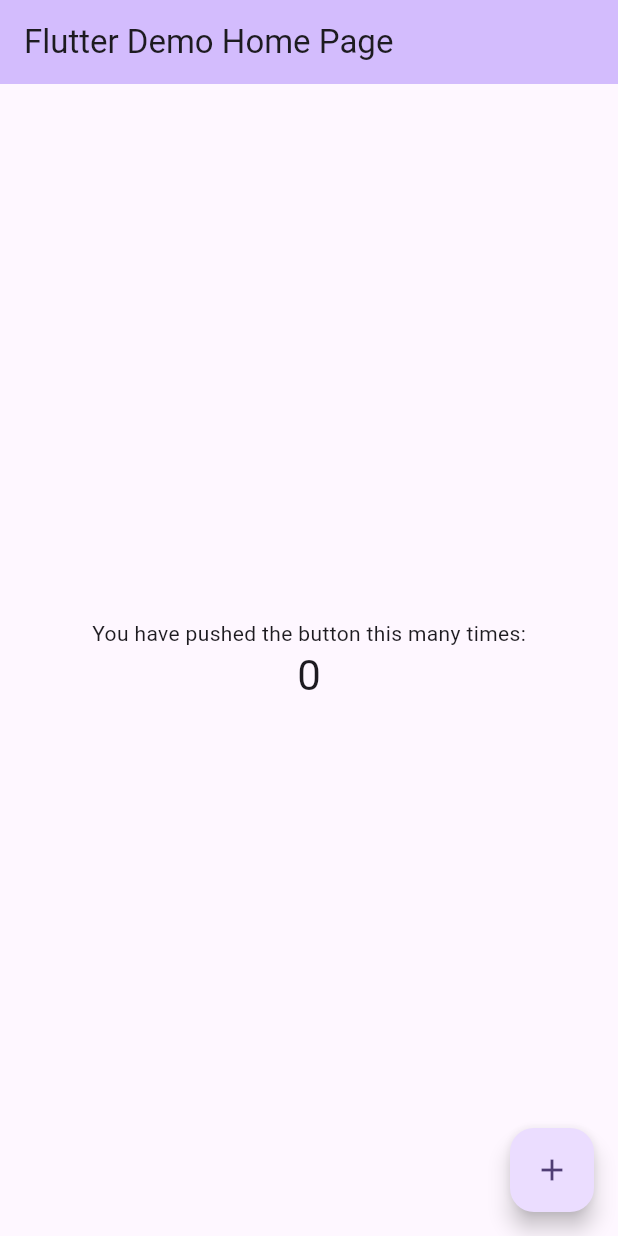
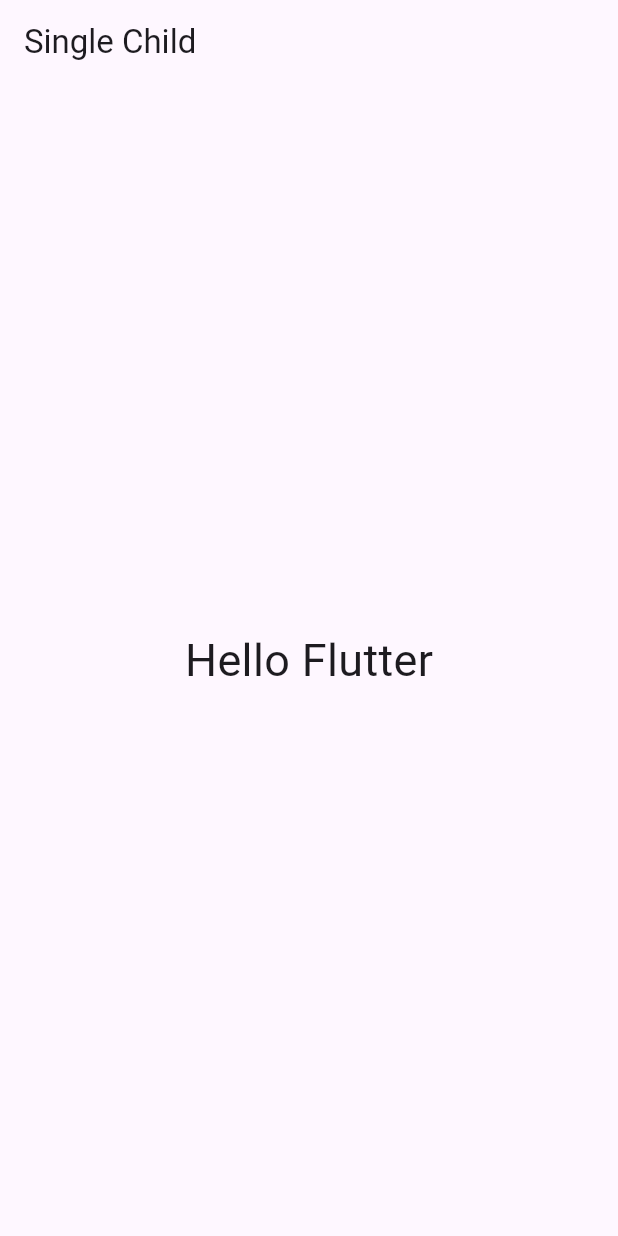
Before and after one commit to Fallujahrama/repo-js-Mobile, a Flutter app: the screen it shows after launch, on a phone screen of 412 x 824 dp. Run offline on Flutter 3.47's test engine with Material 3 defaults, Android fonts, the light colour scheme and no system bars; our stand-ins replace audioplayers, google_fonts.

Commit message:
single child

```diff
--- a/pertemuan7/praktikum7/lib/main.dart
+++ b/pertemuan7/praktikum7/lib/main.dart
@@ -1,122 +1,22 @@
 import 'package:flutter/material.dart';
 
 void main() {
-  runApp(const MyApp());
+  runApp(const SingleChildEx());
 }
 
-class MyApp extends StatelessWidget {
-  const MyApp({super.key});
-
-  // This widget is the root of your application.
+class SingleChildEx extends StatelessWidget {
+  const SingleChildEx({Key? key}) : super(key: key);
   @override
   Widget build(BuildContext context) {
     return MaterialApp(
-      title: 'Flutter Demo',
-      theme: ThemeData(
-        // This is the theme of your application.
-        //
-        // TRY THIS: Try running your application with "flutter run". You'll see
-        // the application has a purple toolbar. Then, without quitting the app,
-        // try changing the seedColor in the colorScheme below to Colors.green
-        // and then invoke "hot reload" (save your changes or press the "hot
-        // reload" button in a Flutter-supported IDE, or press "r" if you used
-        // the command line to start the app).
-        //
-        // Notice that the counter didn't reset back to zero; the application
-        // state is not lost during the reload. To reset the state, use hot
-        // restart instead.
-        //
-        // This works for code too, not just values: Most code changes can be
-        // tested with just a hot reload.
-        colorScheme: ColorScheme.fromSeed(seedColor: Colors.deepPurple),
+      home: Scaffold(
+        appBar: AppBar(
+          title: const Text('Single Child'),
+        ),
+        body: Center(
+          child: Text("Hello Flutter", style: TextStyle(fontSize: 30)),
+        ),
       ),
-      home: const MyHomePage(title: 'Flutter Demo Home Page'),
     );
   }
 }
-
-class MyHomePage extends StatefulWidget {
-  const MyHomePage({super.key, required this.title});
-
-  // This widget is the home page of your application. It is stateful, meaning
-  // that it has a State object (defined below) that contains fields that affect
-  // how it looks.
-
-  // This class is the configuration for the state. It holds the values (in this
-  // case the title) provided by the parent (in this case the App widget) and
-  // used by the build method of the State. Fields in a Widget subclass are
-  // always marked "final".
-
-  final String title;
-
-  @override
-  State<MyHomePage> createState() => _MyHomePageState();
-}
-
-class _MyHomePageState extends State<MyHomePage> {
-  int _counter = 0;
-
-  void _incrementCounter() {
-    setState(() {
-      // This call to setState tells the Flutter framework that something has
-      // changed in this State, which causes it to rerun the build method below
-      // so that the display can reflect the updated values. If we changed
-      // _counter without calling setState(), then the build method would not be
-      // called again, and so nothing would appear to happen.
-      _counter++;
-    });
-  }
-
-  @override
-  Widget build(BuildContext context) {
-    // This method is rerun every time setState is called, for instance as done
-    // by the _incrementCounter method above.
-    //
-    // The Flutter framework has been optimized to make rerunning build methods
-    // fast, so that you can just rebuild anything that needs updating rather
-    // than having to individually change instances of widgets.
-    return Scaffold(
-      appBar: AppBar(
-        // TRY THIS: Try changing the color here to a specific color (to
-        // Colors.amber, perhaps?) and trigger a hot reload to see the AppBar
-        // change color while the other colors stay the same.
-        backgroundColor: Theme.of(context).colorScheme.inversePrimary,
-        // Here we take the value from the MyHomePage object that was created by
-        // the App.build method, and use it to set our appbar title.
-        title: Text(widget.title),
-      ),
-      body: Center(
-        // Center is a layout widget. It takes a single child and positions it
-        // in the middle of the parent.
-        child: Column(
-          // Column is also a layout widget. It takes a list of children and
-          // arranges them vertically. By default, it sizes itself to fit its
-          // children horizontally, and tries to be as tall as its parent.
-          //
-          // Column has various properties to control how it sizes itself and
-          // how it positions its children. Here we use mainAxisAlignment to
-          // center the children vertically; the main axis here is the vertical
-          // axis because Columns are vertical (the cross axis would be
-          // horizontal).
-          //
-          // TRY THIS: Invoke "debug painting" (choose the "Toggle Debug Paint"
-          // action in the IDE, or press "p" in the console), to see the
-          // wireframe for each widget.
-          mainAxisAlignment: MainAxisAlignment.center,
-          children: <Widget>[
-            const Text('You have pushed the button this many times:'),
-            Text(
-              '$_counter',
-              style: Theme.of(context).textTheme.headlineMedium,
-            ),
-          ],
-        ),
-      ),
-      floatingActionButton: FloatingActionButton(
-        onPressed: _incrementCounter,
-        tooltip: 'Increment',
-        child: const Icon(Icons.add),
-      ), // This trailing comma makes auto-formatting nicer for build methods.
-    );
-  }
-}
```
